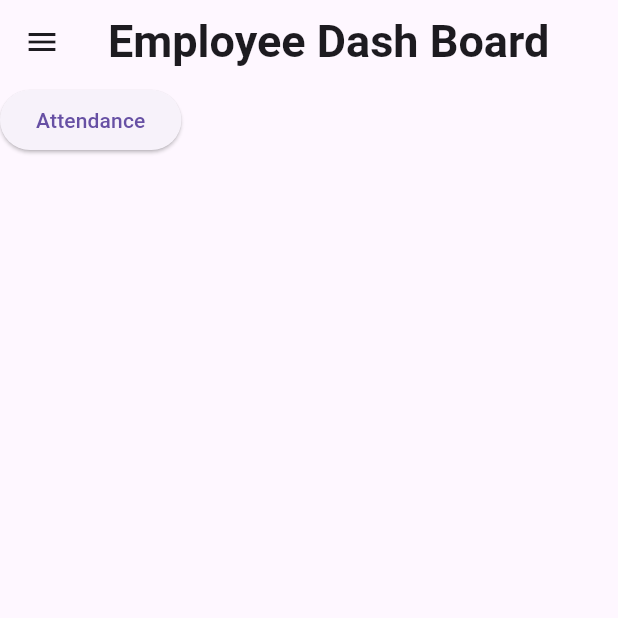
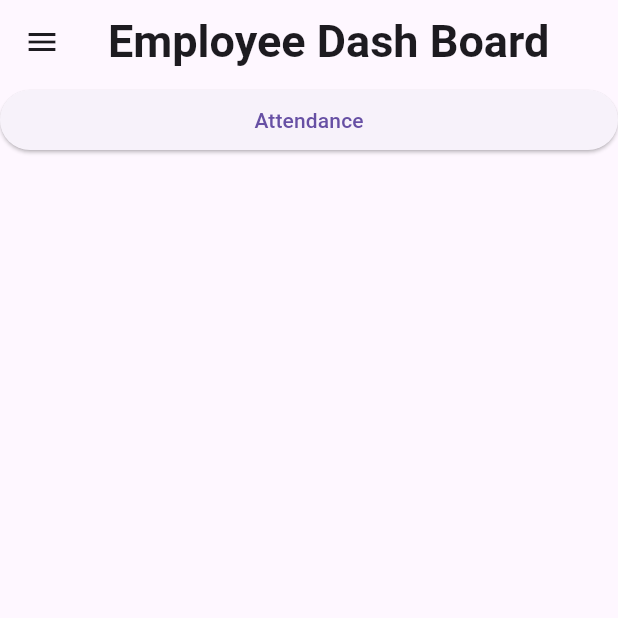
Before and after one commit to NabeelSohail321/Human-Resource-Management, a Flutter app: the EmployeeDashBoard screen opened by its route, on a phone screen of 412 x 824 dp, the top half of it. Run offline on Flutter 3.47's test engine with Material 3 defaults, Android fonts, the phone set to English and light mode, and no system bars; our stand-ins replace firebase_auth, firebase_core, firebase_database, geolocator, syncfusion_flutter_charts; missing offline and left inert: dart:html; accounts and stored records are empty.

Commit message:
drawer done

```diff
--- a/lib/Front side/employeedashboard.dart
+++ b/lib/Front side/employeedashboard.dart
@@ -39,12 +39,23 @@ class _EmployeeDashBoardState extends State<EmployeeDashBoard> with SingleTicker
     // Delay fetch operation until the first frame is rendered
     user = FirebaseAuth.instance.currentUser;
     WidgetsBinding.instance.addPostFrameCallback((_) {
-       // Get the current user
+
       if (user != null) {
         Provider.of<UserModel>(context).fetchUserDetails(user!.uid);
       }
     });
+
+    // Delay fetch operation until the first frame is rendered
+    WidgetsBinding.instance.addPostFrameCallback((_) {
+      user = FirebaseAuth.instance.currentUser; // Get the current user
+      if (user != null) {
+        Provider.of<UserModel>(context, listen: false).fetchUserDetails(user!.uid);
+      }
+    });
+
   }
+
+
   void toggleDrawer() {
     if (isDrawerOpen) {
       _animationController.reverse();
@@ -75,6 +86,15 @@ class _EmployeeDashBoardState extends State<EmployeeDashBoard> with SingleTicker
           // Animated content that moves to the side when the drawer is open
           SlideTransition(
             position: _contentSlideAnimation,
+            child: Container(
+              width: screenSize.width,
+              child: ElevatedButton(onPressed: (){
+                Navigator.push(context, MaterialPageRoute(builder: (context) {
+                  return AttendanceScreen(userId: user!.uid,);
+                },));
+              }, child: Text("Attendance")),
+            )
+            ,
           ),
           // Drawer widget that slides in/out
           SlideTransition(
@@ -84,11 +104,6 @@ class _EmployeeDashBoardState extends State<EmployeeDashBoard> with SingleTicker
               child:  Drawerfrontside(), // Your custom drawer widget
             ),
           ),
-          ElevatedButton(onPressed: (){
-            Navigator.push(context, MaterialPageRoute(builder: (context) {
-              return AttendanceScreen(userId: user!.uid,);
-            },));
-          }, child: Text("Attendance"))
         ],
       ),
 
```
